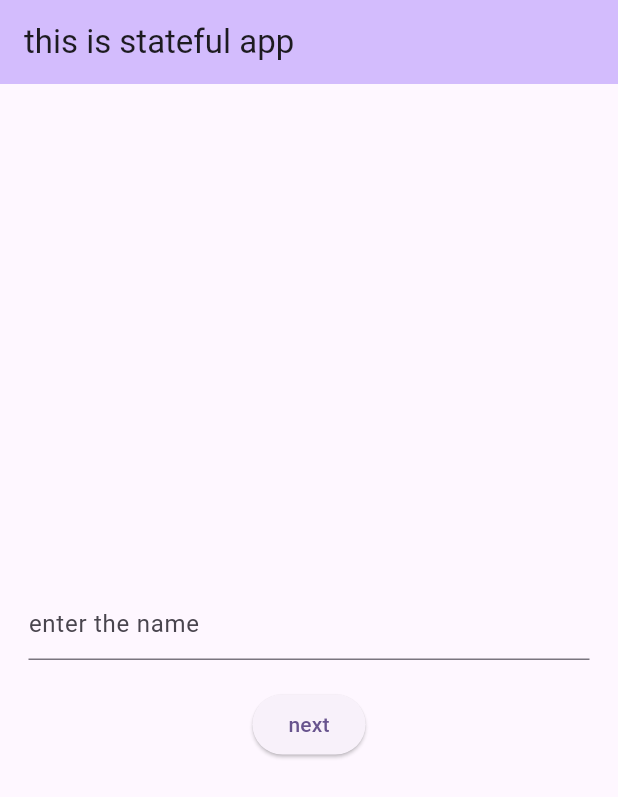
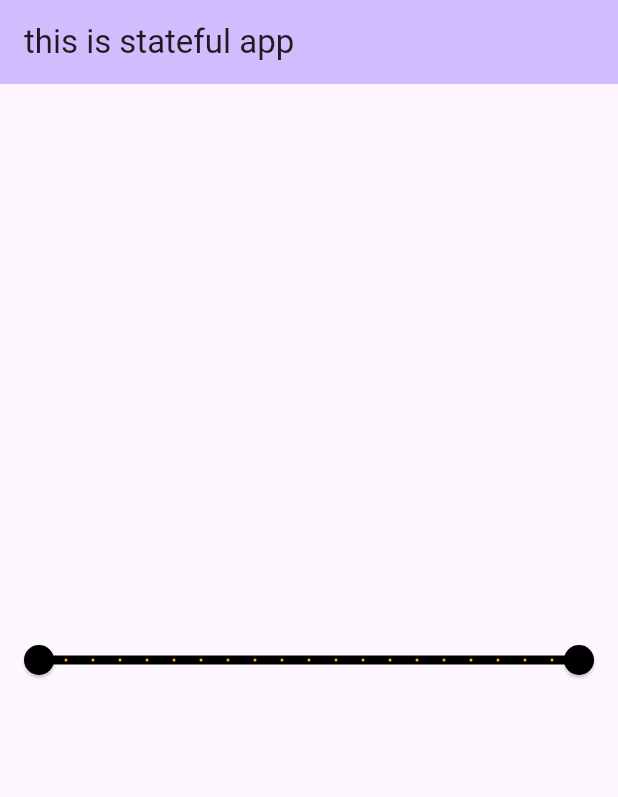
Before and after one commit to Foysalrabby/Flutterparctice60, a Flutter app: the screen it shows after launch, on a phone screen of 412 x 824 dp. Shown: the top 797 px of the screen. Run offline on Flutter 3.47's test engine with Material 3 defaults, Android fonts, the phone set to English and light mode, and no system bars; our stand-ins replace font_awesome_flutter.

```diff
--- a/lib/main.dart
+++ b/lib/main.dart
@@ -1,3 +1,5 @@
+
+
 import 'package:flutter/material.dart';
 import 'package:flutter/scheduler.dart';
 import 'package:font_awesome_flutter/font_awesome_flutter.dart';
@@ -37,40 +39,34 @@ class MyHomePage extends StatefulWidget{
 
 // implement StatefulWidget of myhomepageclass in mystate class
 class Mystate extends State<MyHomePage>{
-  var textcontroller1=TextEditingController();
+  RangeValues valuesare= RangeValues(1, 100);
 
   @override
   Widget build(BuildContext context) {
+    RangeLabels rangeLabels=RangeLabels(valuesare.start.toString(), valuesare.end.toString());
     return Scaffold(
        appBar:AppBar(
          backgroundColor: Theme.of(context).colorScheme.inversePrimary,
          title: Text("this is stateful app",)
        ),
 
-      body:Column(
-        mainAxisAlignment: MainAxisAlignment.center,
-        children: [
+      body:Center(
+        child: RangeSlider(
+          values:valuesare,
+          labels: rangeLabels,
+          divisions: 20,
+          activeColor: Colors.black, //chage rage color
+          inactiveColor: Colors.amber,
+          min: 1,
+          max: 100,
+          onChanged: (RangeValues value) {
+               valuesare=value;
+            setState(() {
 
-          Padding(
-            padding: const EdgeInsets.all(19),
-            child: TextField(
-              keyboardType: TextInputType.text,
-              controller:textcontroller1 ,
-              decoration: InputDecoration(
-                  hintText: "enter the name",
-
-
-              ),
-            ),
-          ),
-           ElevatedButton(onPressed: (){
-              Navigator.push(context,MaterialPageRoute(builder: (context)=> Introduct(textcontroller1.text.toString())));
-            },child: Text("next"),),
-
-
-        ],
-      )
-
+            });
+          } ,
+        ),
+      ),
 
     );
   }
```
